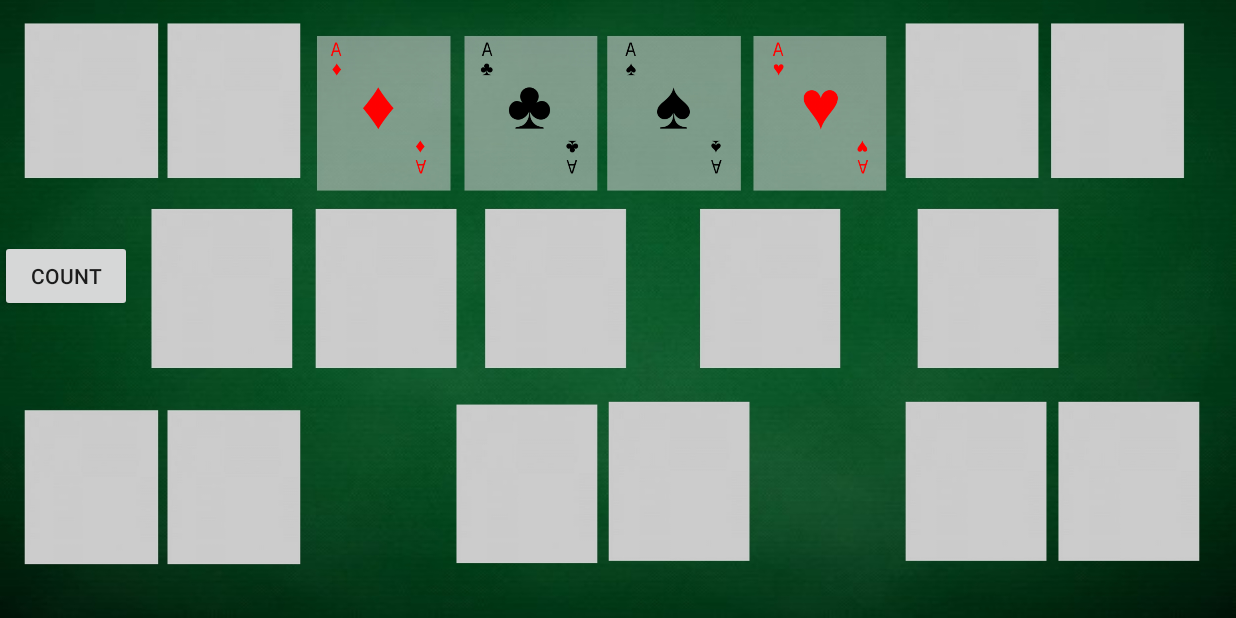
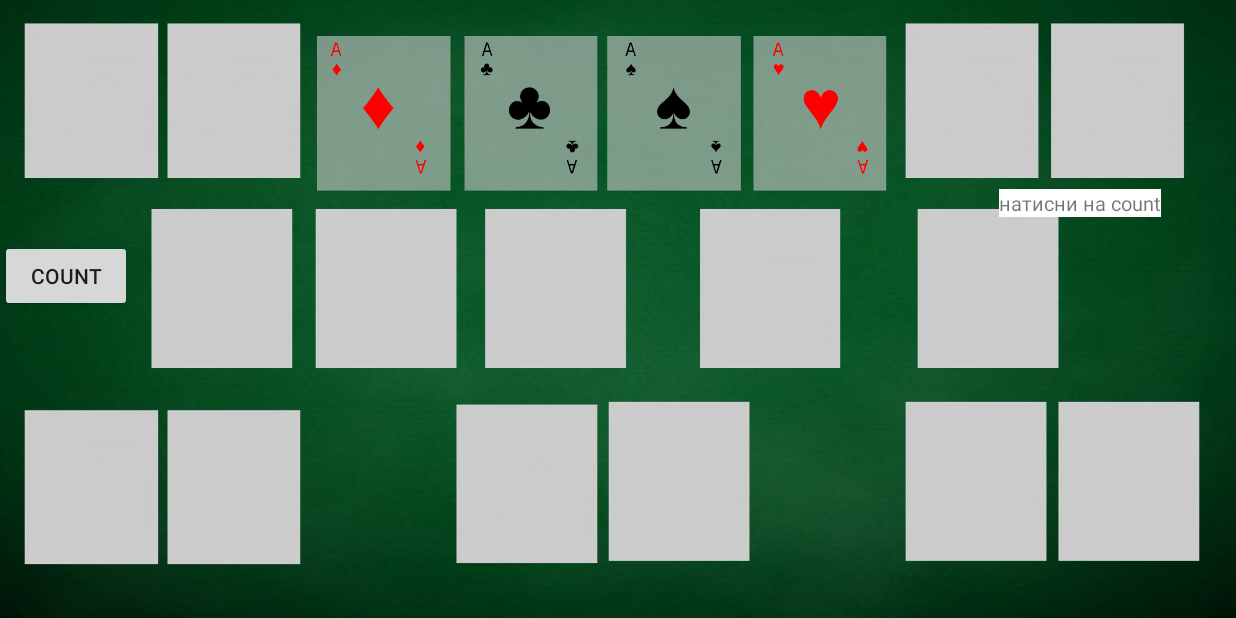
Before and after one commit to lyaksandra/PokerCalculatorimmisso, an Android app: the FourPlayActivity screen opened directly, with no data from a screen before it, on a phone screen of 824 x 412 dp (held sideways). Run offline under Robolectric (Android 15) with nearby library versions, the phone set to English and light mode, and no system bars.

Commit message:
commit50

```diff
--- a/app/src/main/java/com/example/pokercalculatorimmisso/FourPlayActivity.java
+++ b/app/src/main/java/com/example/pokercalculatorimmisso/FourPlayActivity.java
@@ -8,7 +8,9 @@ import android.os.Bundle;
 import android.view.MotionEvent;
 import android.view.View;
 import android.view.ViewGroup;
+import android.widget.Button;
 import android.widget.ImageView;
+import android.widget.TextView;
 import android.widget.Toast;
 
 import com.example.pokercalculatorimmisso.adapter.CardAdapter;
@@ -58,6 +60,7 @@ public class FourPlayActivity extends Activity {
     //объявление переменных малевичей
     ImageView black0, black1, black2, black3, black4, black5, black6, black7, black8, black9, black10, black11, black12, black13, black14, black15, black16, black17, black18;
     ImageView white0, white1;
+    TextView countResultFirst, countResultSecond;
 
     @SuppressLint("ClickableViewAccessibility")
     @Override
@@ -65,8 +68,8 @@ public class FourPlayActivity extends Activity {
         super.onCreate(savedInstanceState); // наследование функций и методов онКриэйта
         setContentView(R.layout.activity_four_play); //привязка к XML-файла к активити
         mainLayout = findViewById(R.id.four_play); // вводим новый объект, которая будет отвечать за XML файл массива
-        mainLayout.getScaleX();
-        mainLayout.getScaleY();
+        countResultFirst = findViewById(R.id.count_result_first);
+        countResultSecond = findViewById(R.id.count_result_second);
         CardArray[0]=findViewById(R.id.two_diamonds); // объект типа MyCardView, который привязан по ID с объектом из XML-файла
         CardArray[1]=findViewById(R.id.two_clubs); // объект типа MyCardView, который привязан по ID с объектом из XML-файла
         CardArray[2]=findViewById(R.id.two_spades); // объект типа MyCardView, который привязан по ID с объектом из XML-файла
@@ -259,7 +262,95 @@ public class FourPlayActivity extends Activity {
         CardArray[43].suitNumber=3;//Устанавливаем внутри объекта карты масть
         CardArray[47].suitNumber=3;//Устанавливаем внутри объекта карты масть
         CardArray[51].suitNumber=3;//Устанавливаем внутри объекта карты масть
+
+        CardArray[0].nomination = 2;
+        CardArray[1].nomination = 2;
+        CardArray[2].nomination = 2;
+        CardArray[3].nomination = 2;
+        CardArray[4].nomination = 3;
+        CardArray[5].nomination = 3;
+        CardArray[6].nomination = 3;
+        CardArray[7].nomination = 3;
+        CardArray[8].nomination = 4;
+        CardArray[9].nomination = 4;
+        CardArray[10].nomination = 4;
+        CardArray[11].nomination = 4;
+        CardArray[12].nomination = 5;
+        CardArray[13].nomination = 5;
+        CardArray[14].nomination = 5;
+        CardArray[15].nomination = 5;
+        CardArray[16].nomination = 6;
+        CardArray[17].nomination = 6;
+        CardArray[18].nomination = 6;
+        CardArray[19].nomination = 6;
+        CardArray[20].nomination = 7;
+        CardArray[21].nomination = 7;
+        CardArray[22].nomination = 7;
+        CardArray[23].nomination = 7;
+        CardArray[24].nomination = 8;
+        CardArray[25].nomination = 8;
+        CardArray[26].nomination = 8;
+        CardArray[27].nomination = 8;
+        CardArray[28].nomination = 9;
+        CardArray[29].nomination = 9;
+        CardArray[30].nomination = 9;
+        CardArray[31].nomination = 9;
+        CardArray[32].nomination = 10;
+        CardArray[33].nomination = 10;
+        CardArray[34].nomination = 10;
+        CardArray[35].nomination = 10;
+        CardArray[36].nomination = 11;//J
+        CardArray[37].nomination = 11;//J
+        CardArray[38].nomination = 11;//J
+        CardArray[39].nomination = 11;//J
+        CardArray[40].nomination = 12;//Q
+        CardArray[41].nomination = 12;//Q
+        CardArray[42].nomination = 12;//Q
+        CardArray[43].nomination = 12;//Q
+        CardArray[44].nomination = 13;//K
+        CardArray[45].nomination = 13;//K
+        CardArray[46].nomination = 13;//K
+        CardArray[47].nomination = 13;//K
+        CardArray[48].nomination = 14;//A
+        CardArray[49].nomination = 14;//A
+        CardArray[50].nomination = 14;//A
+        CardArray[51].nomination = 14;//A
+
+        Button countButton;
+        countButton = findViewById(R.id.button_count);
+        countButton.setOnClickListener(new View.OnClickListener() {
+            @Override
+            public void onClick(View v) {
+                int index0 = findCardNumber(0);
+                int index1 = findCardNumber(1);
+                int index8 = findCardNumber(8);
+                int index9 = findCardNumber(9);
+                int index10 = findCardNumber(10);
+                int index11 = findCardNumber(11);
+                int index12 = findCardNumber(12);
+                if ((index0<CARD_AMOUNT+1) && (index1<CARD_AMOUNT+1) && (index8 == CARD_AMOUNT+1) && (index9 == CARD_AMOUNT+1) && (index10 == CARD_AMOUNT+1) && (index11 == CARD_AMOUNT+1) && (index12 == CARD_AMOUNT+1)){
+                    if (CardArray[index0].nomination == CardArray[index1].nomination) {
+                        countResultFirst.setText("Вірогідність отримати: сет - 10.5%");
+                        countResultSecond.setText("фулл-хауз - 0.73%, " + "каре - 0.24%");
+                    } else if (CardArray[(findCardNumber(0))].suitNumber == CardArray[(findCardNumber(1))].suitNumber) {
+                        countResultFirst.setText("Вірогідність отримати: флеш - 0.842%");
+                        countResultSecond.setText("флеш-дро - 10.9%");
+                    } else {
+                        countResultFirst.setText("Вірогідність отримати: пара - 32.4%");
+                        countResultSecond.setText("дві пари - 2%");
+                    }
+                } else {
+                    if ((index0==CARD_AMOUNT+1) || (index1==CARD_AMOUNT+1)) {
+                        countResultFirst.setText("Замало карт для розрахунку");
+                    }
+                    if ((index8 < CARD_AMOUNT+1) || (index9 < CARD_AMOUNT+1) || (index10 < CARD_AMOUNT+1) || (index11 < CARD_AMOUNT+1) || (index12 < CARD_AMOUNT+1)){
+                        countResultFirst.setText("Буде в наступному оновленні");
+                    }
+                }
+            }
+        });
     }
+
 
     @Override
     protected void onStart() { // жизненный цикл онСтарт
--- a/app/src/main/java/com/example/pokercalculatorimmisso/MyCardView.java
+++ b/app/src/main/java/com/example/pokercalculatorimmisso/MyCardView.java
@@ -10,6 +10,7 @@ public class MyCardView extends androidx.appcompat.widget.AppCompatImageView {
 
     int numb;
     int suitNumber;
+    int nomination;
 
     public MyCardView(@NonNull Context context) {
         super(context);
--- a/app/src/main/res/layout/activity_four_play.xml
+++ b/app/src/main/res/layout/activity_four_play.xml
@@ -11,6 +11,7 @@
     android:id="@+id/four_play">
 
     <Button
+        android:id="@+id/button_count"
         android:layout_width="wrap_content"
         android:layout_height="wrap_content"
         android:text="@string/count"
@@ -20,6 +21,36 @@
         app:layout_constraintRight_toRightOf="parent"
         app:layout_constraintTop_toTopOf="parent"
         app:layout_constraintVertical_bias="0.44"/>
+
+    <TextView
+        android:id="@+id/count_result_first"
+        android:text="натисни на count"
+        android:textSize="13dp"
+        android:background="@color/white"
+        android:layout_width="wrap_content"
+        android:layout_height="wrap_content"
+        app:layout_constraintBottom_toBottomOf="parent"
+        app:layout_constraintHorizontal_bias="0.93"
+        app:layout_constraintLeft_toLeftOf="parent"
+        app:layout_constraintRight_toRightOf="parent"
+        app:layout_constraintTop_toTopOf="parent"
+        app:layout_constraintVertical_bias="0.32"
+        />
+
+    <TextView
+        android:id="@+id/count_result_second"
+        android:text=""
+        android:textSize="13dp"
+        android:background="@color/white"
+        android:layout_width="wrap_content"
+        android:layout_height="wrap_content"
+        app:layout_constraintBottom_toBottomOf="parent"
+        app:layout_constraintHorizontal_bias="0.93"
+        app:layout_constraintLeft_toLeftOf="parent"
+        app:layout_constraintRight_toRightOf="parent"
+        app:layout_constraintTop_toTopOf="parent"
+        app:layout_constraintVertical_bias="0.62"
+        />
 
     <ImageView
         android:id="@+id/white0"
```
Also changed, not shown: app/src/main/AndroidManifest.xml (+7 -4 lines), app/src/main/java/com/example/pokercalculatorimmisso/ResultActivity.java (added, +14 -0 lines), app/src/main/res/layout/activity_result.xml (added, +9 -0 lines).
